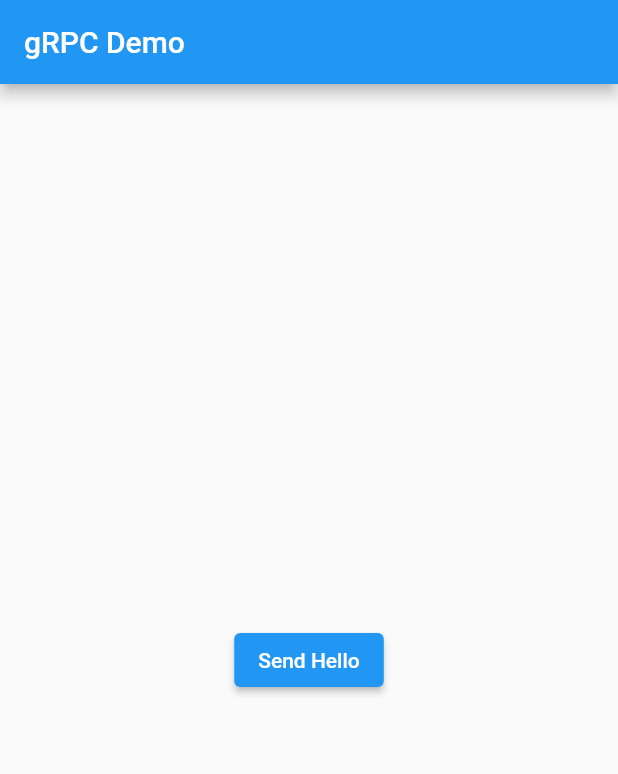
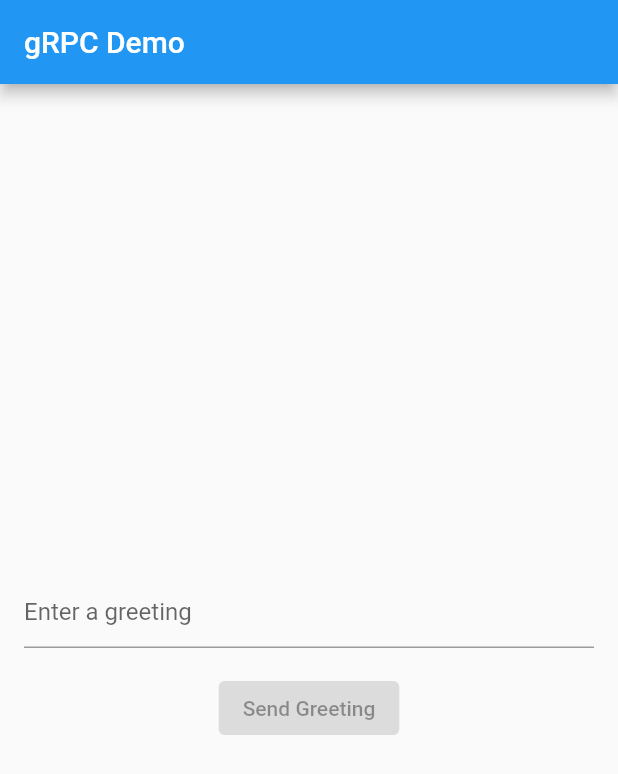
Before and after one commit to DebkanchanSamadder/flutter-grpc-demo, a Flutter app: the screen it shows after launch, on a phone screen of 412 x 824 dp. Shown: the top 774 px of the screen. Run offline on Flutter 3.47's test engine with Material 2 defaults, Android fonts, the phone set to English and light mode, and no system bars; missing offline and left inert: grpc, protobuf.

Commit message:
can send custom greeting now

```diff
--- a/lib/client.dart
+++ b/lib/client.dart
@@ -6,8 +6,8 @@ class PingPongClient {
 
   late final stub = PingServerClient(channel);
 
-  Future<String> ping() async {
-    final res = await stub.doPing(Ping(greetings: "Hello"));
+  Future<String> ping(String greeting) async {
+    final res = await stub.doPing(Ping(greetings: greeting));
 
     return res.acknowledgement;
   }
--- a/lib/main.dart
+++ b/lib/main.dart
@@ -32,6 +32,7 @@ class MyHomePage extends StatefulWidget {
 class _MyHomePageState extends State<MyHomePage> {
   late final client = PingPongClient();
   String? response;
+  String? greeting;
 
   @override
   Widget build(BuildContext context) {
@@ -39,7 +40,9 @@ class _MyHomePageState extends State<MyHomePage> {
       appBar: AppBar(
         title: Text(widget.title),
       ),
-      body: Center(
+      body: Padding(
+        padding: const EdgeInsets.all(16.0),
+        child: Center(
           child: Column(
             mainAxisAlignment: MainAxisAlignment.center,
             children: <Widget>[
@@ -49,14 +52,28 @@ class _MyHomePageState extends State<MyHomePage> {
                       style: Theme.of(context).textTheme.headline4,
                     )
                   : Container(),
+              TextField(
+                decoration: const InputDecoration(
+                  hintText: 'Enter a greeting',
+                ),
+                onChanged: (String value) {
+                  setState(() {
+                    greeting = value;
+                  });
+                },
+              ),
+              const SizedBox(height: 16),
               ElevatedButton(
-              onPressed: () async {
-                response = await client.ping();
+                onPressed: greeting != null && greeting!.isNotEmpty
+                    ? () async {
+                        response = await client.ping(greeting!);
                         setState(() {});
-              },
-              child: const Text('Send Hello'),
+                      }
+                    : null,
+                child: const Text('Send Greeting'),
               ),
             ],
+          ),
         ),
       ),
     );
```
Lines whose indentation alone changed are shown as unchanged.
